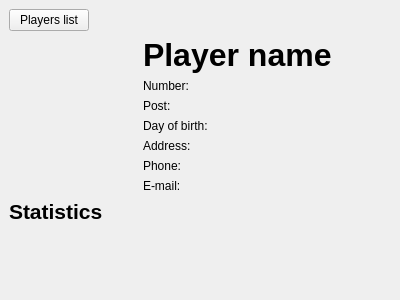
The window that src/ui/playerstab.ui (mige/Floco) describes before a commit, drawn with Qt 5.
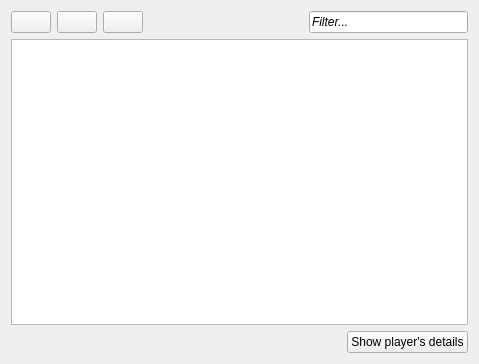
The same window after the commit. The open tabs and pages were chosen to show the change. Icons and pictures are not drawn. Custom widgets are drawn as their Qt base class.

Commit message: Show player's details on modeless dialog.

Diff of the .ui file:
```diff
--- a/src/ui/playerstab.ui
+++ b/src/ui/playerstab.ui
@@ -6,24 +6,14 @@
    <rect>
     <x>0</x>
     <y>0</y>
-    <width>400</width>
-    <height>300</height>
+    <width>479</width>
+    <height>364</height>
    </rect>
   </property>
   <property name="windowTitle">
    <string>Form</string>
   </property>
   <layout class="QVBoxLayout" name="verticalLayout">
-   <property name="margin">
-    <number>0</number>
-   </property>
-   <item>
-    <widget class="QStackedWidget" name="stackedWidget">
-     <property name="currentIndex">
-      <number>0</number>
-     </property>
-     <widget class="QWidget" name="page">
-      <layout class="QVBoxLayout" name="verticalLayout_2">
        <item>
         <layout class="QHBoxLayout" name="horizontalLayout_3">
          <item>
@@ -135,163 +125,29 @@
          </property>
         </widget>
        </item>
-      </layout>
-     </widget>
-     <widget class="QWidget" name="page_2">
-      <layout class="QVBoxLayout" name="verticalLayout_4">
-       <item>
-        <layout class="QHBoxLayout" name="horizontalLayout_4">
-         <item>
-          <widget class="QPushButton" name="btnBackToPlayersList">
-           <property name="toolTip">
-            <string>Show players list</string>
-           </property>
-           <property name="text">
-            <string>Players list</string>
-           </property>
-           <property name="icon">
-            <iconset resource="../resources.qrc">
-             <normaloff>:/icons/icons/back-22.png</normaloff>:/icons/icons/back-22.png</iconset>
-           </property>
-           <property name="iconSize">
-            <size>
-             <width>22</width>
-             <height>22</height>
-            </size>
-           </property>
-          </widget>
-         </item>
-         <item>
-          <spacer name="horizontalSpacer_3">
-           <property name="orientation">
-            <enum>Qt::Horizontal</enum>
-           </property>
-           <property name="sizeHint" stdset="0">
-            <size>
-             <width>40</width>
-             <height>20</height>
-            </size>
-           </property>
-          </spacer>
-         </item>
-        </layout>
-       </item>
        <item>
         <layout class="QHBoxLayout" name="horizontalLayout">
          <item>
-          <widget class="QLabel" name="photo">
-           <property name="minimumSize">
-            <size>
-             <width>128</width>
-             <height>0</height>
-            </size>
-           </property>
-           <property name="maximumSize">
-            <size>
-             <width>128</width>
-             <height>16777215</height>
-            </size>
-           </property>
-           <property name="text">
-            <string/>
-           </property>
-           <property name="pixmap">
-            <pixmap resource="../resources.qrc">:/icons/icons/player-128.png</pixmap>
-           </property>
-          </widget>
-         </item>
-         <item>
-          <layout class="QVBoxLayout" name="verticalLayout_3">
-           <item>
-            <widget class="QLabel" name="txtPlayerName">
-             <property name="font">
-              <font>
-               <pointsize>24</pointsize>
-               <weight>75</weight>
-               <bold>true</bold>
-              </font>
-             </property>
-             <property name="text">
-              <string>Player name</string>
-             </property>
-            </widget>
-           </item>
-           <item>
-            <widget class="QLabel" name="txtNumber">
-             <property name="text">
-              <string>Number:</string>
-             </property>
-            </widget>
-           </item>
-           <item>
-            <widget class="QLabel" name="txtPost">
-             <property name="text">
-              <string>Post:</string>
-             </property>
-            </widget>
-           </item>
-           <item>
-            <widget class="QLabel" name="txtBirth">
-             <property name="text">
-              <string>Day of birth:</string>
-             </property>
-            </widget>
-           </item>
-           <item>
-            <widget class="QLabel" name="txtAddress">
-             <property name="text">
-              <string>Address:</string>
-             </property>
-            </widget>
-           </item>
-           <item>
-            <widget class="QLabel" name="txtPhone">
-             <property name="text">
-              <string>Phone:</string>
-             </property>
-            </widget>
-           </item>
-           <item>
-            <widget class="QLabel" name="txtMail">
-             <property name="text">
-              <string>E-mail:</string>
-             </property>
-            </widget>
-           </item>
-          </layout>
-         </item>
-        </layout>
-       </item>
-       <item>
-        <widget class="QLabel" name="label">
-         <property name="font">
-          <font>
-           <pointsize>16</pointsize>
-           <weight>75</weight>
-           <bold>true</bold>
-          </font>
-         </property>
-         <property name="text">
-          <string>Statistics</string>
-         </property>
-        </widget>
-       </item>
-       <item>
-        <spacer name="verticalSpacer">
+      <spacer name="horizontalSpacer">
          <property name="orientation">
-          <enum>Qt::Vertical</enum>
+        <enum>Qt::Horizontal</enum>
          </property>
          <property name="sizeHint" stdset="0">
           <size>
-           <width>20</width>
-           <height>40</height>
+         <width>40</width>
+         <height>20</height>
           </size>
          </property>
         </spacer>
        </item>
-      </layout>
-     </widget>
-    </widget>
+     <item>
+      <widget class="QPushButton" name="btnShowPlayersDetails">
+       <property name="text">
+        <string>Show player's details</string>
+       </property>
+      </widget>
+     </item>
+    </layout>
    </item>
   </layout>
  </widget>
```
Lines whose indentation alone changed are shown as unchanged. The commit also changes 5 other files.
